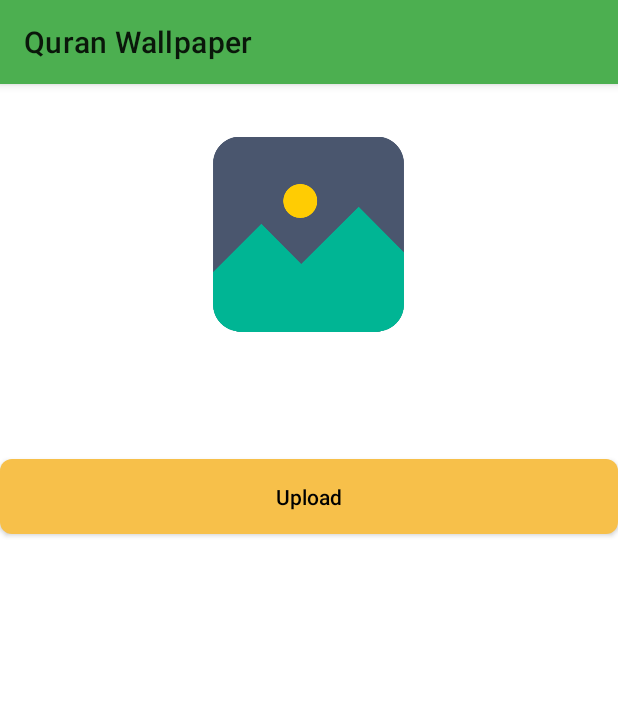
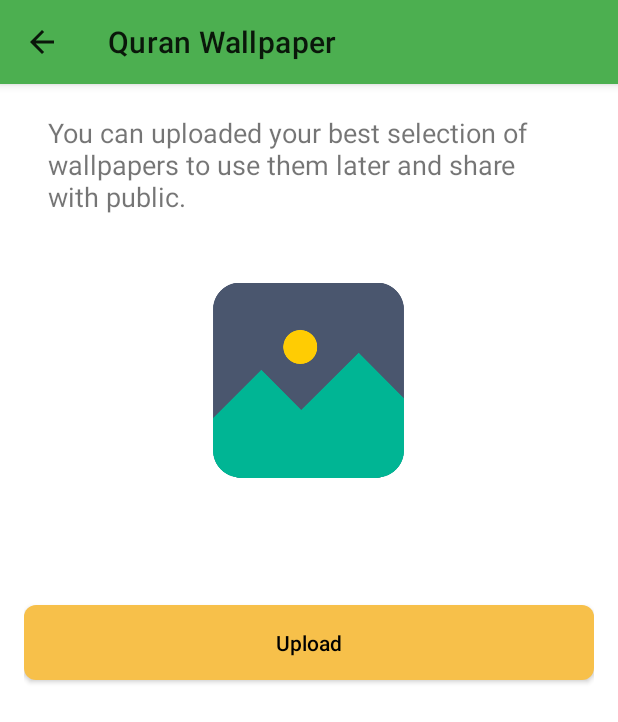
Before and after one commit to cwaliimran/DSLR-Photography-Poses, an Android app: the UploadsActivity screen opened directly, with no data from a screen before it, on a phone screen of 412 x 824 dp. Shown: the top 722 px of the screen. Run offline under Robolectric (Android 15) with nearby library versions, the light colour scheme and no system bars; our stand-ins replace AdMob, Firebase (no records; nobody signed in at launch, a user with empty details on screens opened directly); libraries missing offline, so code that uses them is left out: com.github.dhaval2404.imagepicker; pictures from the network do not load.

Commit message:
Public users can upload wallpapers to app

```diff
--- a/app/src/main/java/com/cwnextgen/quranislamicwallpaper/models/MainModel.kt
+++ b/app/src/main/java/com/cwnextgen/quranislamicwallpaper/models/MainModel.kt
@@ -8,4 +8,5 @@ data class MainModel(
     var imageUrl: String? = "",
     var category: String? = "",
     var createdAt: Date? = Date(),
-) :Serializable
+    var active: Boolean? = true
+) : Serializable
--- /dev/null
+++ b/app/src/main/res/drawable/baseline_add_24.xml
@@ -0,0 +1,5 @@
+<vector android:height="24dp" android:tint="#000000"
+    android:viewportHeight="24" android:viewportWidth="24"
+    android:width="24dp" xmlns:android="http://schemas.android.com/apk/res/android">
+    <path android:fillColor="@android:color/white" android:pathData="M19,13h-6v6h-2v-6H5v-2h6V5h2v6h6v2z"/>
+</vector>
--- a/app/src/main/res/layout/activity_uploads.xml
+++ b/app/src/main/res/layout/activity_uploads.xml
@@ -4,7 +4,7 @@
     xmlns:tools="http://schemas.android.com/tools"
     android:layout_width="match_parent"
     android:layout_height="match_parent"
-    android:layout_marginHorizontal="16dp"
+    android:paddingHorizontal="16dp"
     tools:context=".admin.UploadsActivity">
 
 
@@ -12,6 +12,7 @@
         android:id="@+id/linearLayout"
         android:layout_width="match_parent"
         android:layout_height="0dp"
+        android:layout_marginTop="20dp"
         android:gravity="center_horizontal"
         android:orientation="vertical"
         app:layout_constraintEnd_toEndOf="parent"
@@ -19,12 +20,21 @@
         app:layout_constraintTop_toTopOf="parent">
 
 
+        <TextView
+            android:id="@+id/textView"
+            android:layout_width="match_parent"
+            android:layout_height="wrap_content"
+            android:layout_marginHorizontal="16dp"
+            android:text="@string/upload_msg"
+            android:textSize="18sp" />
+
         <ImageView
             android:id="@+id/imageView"
             android:layout_width="150dp"
             android:layout_height="200dp"
+            android:layout_marginTop="10dp"
             android:padding="10dp"
-            android:src="@drawable/placeholder"/>
+            android:src="@drawable/placeholder" />
     </LinearLayout>
 
 
@@ -37,5 +47,18 @@
         app:layout_constraintStart_toStartOf="parent"
         app:layout_constraintTop_toBottomOf="@+id/linearLayout" />
 
+    <com.google.android.gms.ads.AdView
+        android:id="@+id/adView"
+        android:layout_width="0dp"
+        android:layout_height="wrap_content"
+        android:layout_alignParentBottom="true"
+        android:layout_centerHorizontal="true"
+        android:layout_marginBottom="20dp"
+        app:adSize="BANNER"
+        app:adUnitId="@string/banner_ad_unit_id"
+        app:layout_constraintBottom_toBottomOf="parent"
+        app:layout_constraintEnd_toEndOf="parent"
+        app:layout_constraintStart_toStartOf="parent" />
+
 
 </androidx.constraintlayout.widget.ConstraintLayout>
--- a/app/src/main/res/values/strings.xml
+++ b/app/src/main/res/values/strings.xml
@@ -21,4 +21,6 @@
     <string name="label_camera">Camera</string>
     <string name="label_cancel">Cancel</string>
     <string name="set_lock_wallpaper">Set Lock Screen Wallpaper</string>
+    <string name="add">Add</string>
+    <string name="upload_msg">You can uploaded your best selection of wallpapers to use them later and share with public.</string>
 </resources>
```
Also changed, not shown: app/build.gradle (+3 -7 lines), app/src/main/java/com/cwnextgen/quranislamicwallpaper/activities/MainActivity.kt (+8 -3 lines), app/src/main/java/com/cwnextgen/quranislamicwallpaper/admin/UploadsActivity.kt (+53 -68 lines), app/src/main/res/layout/activity_main.xml (+16 -0 lines).
